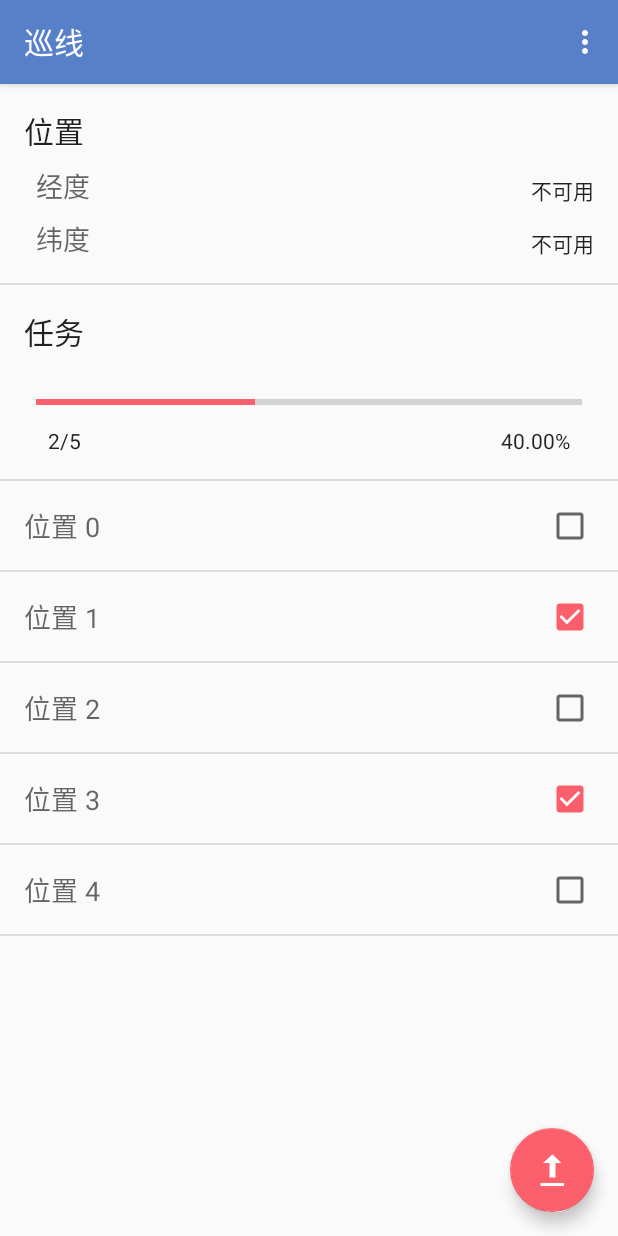
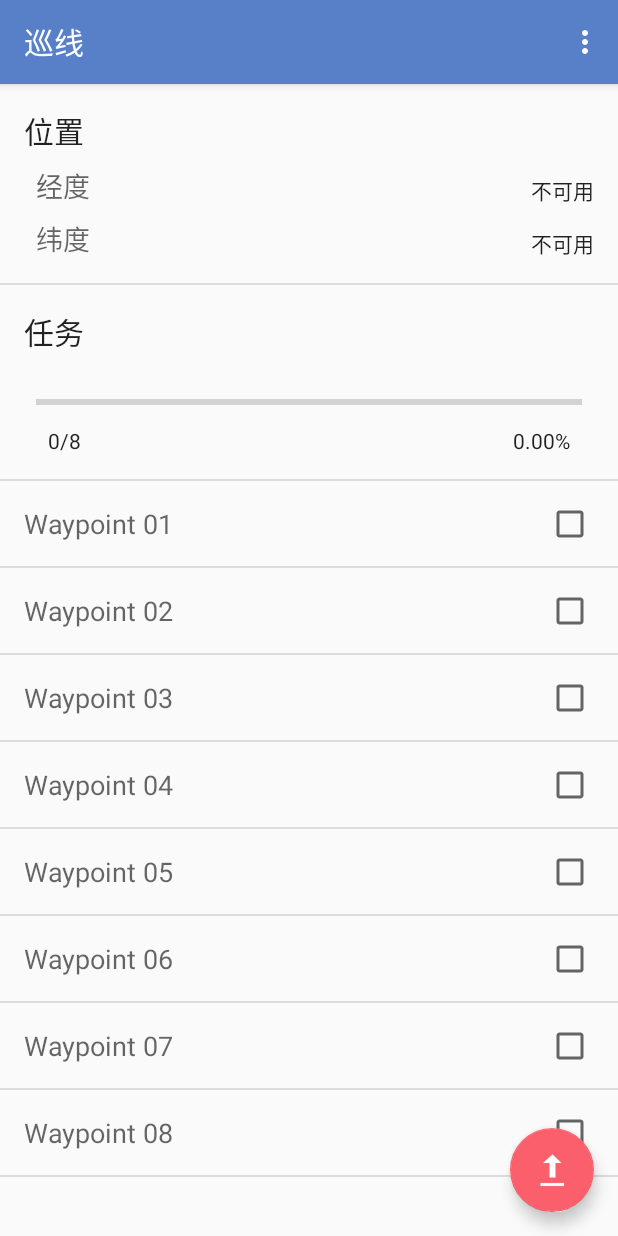
Before and after one commit to lucka-me/LineP, an Android app: the screen it shows after launch (MainActivity), in the options menu, after a tap on "开始", on a phone screen of 412 x 824 dp. Run offline under Robolectric (Android 15) with nearby library versions, the phone set to English and light mode, and no system bars.

Commit message:
Update
- Fixed issues in function decodeGPX, it can work now.
- Test the file writing and reading

```diff
--- a/Android/app/src/main/java/lab/lucka/linep/MainActivity.kt
+++ b/Android/app/src/main/java/lab/lucka/linep/MainActivity.kt
@@ -85,7 +85,7 @@ class MainActivity : AppCompatActivity() {
     }
 
     // MissionManager
-    var mission: MissionManager = MissionManager()
+    var mission: MissionManager = MissionManager(this)
 
     override fun onCreate(savedInstanceState: Bundle?) {
         super.onCreate(savedInstanceState)
--- a/Android/app/src/main/java/lab/lucka/linep/MissionManager.kt
+++ b/Android/app/src/main/java/lab/lucka/linep/MissionManager.kt
@@ -1,32 +1,81 @@
 package lab.lucka.linep
 
 import android.app.AlertDialog
+import android.content.Context
 import android.content.DialogInterface
 import android.location.Location
 import java.io.File
+import java.io.FileOutputStream
+import android.content.Context.MODE_PRIVATE
+import java.nio.charset.Charset
+
 
 /**
  * Created by lucka on 27/1/2018.
  */
 
-class MissionManager() {
+class MissionManager(context: Context) {
 
+    private var context: Context
     var waypointList: ArrayList<Waypoint> = ArrayList(0)
     var isStarted: Boolean = false
 
     init {
-
+        this.context = context
     }
 
     fun start() {
         isStarted = true
+
+        // Download the GPX file from server
+        // Save the GPX file
+        //   Refrence: https://developer.android.com/guide/topics/data/data-storage.html?hl=zh-cn
+        //   Refrence: https://developer.android.com/training/data-storage/files.html#WriteInternalStorage
         // For test only
-        var isChecked = false
-        for (i: Int in 0 until 5) {
-            var waypoint = Waypoint("位置 ${i}", "", isChecked, null)
-            isChecked = !isChecked
-            waypointList.add(waypoint)
-        }
+        val testGPXStr: String = "<?xml version=\"1.0\" encoding=\"UTF-8\"?>\n" +
+                "<gpx xmlns=\"http://www.topografix.com/GPX/1/1\" xmlns:gpsies=\"http://www.gpsies.com/GPX/1/0\" creator=\"GPSies http://www.gpsies.com - GPSies Track\" version=\"1.1\" xmlns:xsi=\"http://www.w3.org/2001/XMLSchema-instance\" xsi:schemaLocation=\"http://www.topografix.com/GPX/1/1 http://www.topografix.com/GPX/1/1/gpx.xsd http://www.gpsies.com/GPX/1/0 http://www.gpsies.com/gpsies.xsd\">\n" +
+                "    <metadata>\n" +
+                "        <name>MissionID</name>\n" +
+                "    </metadata>\n" +
+                "    <wpt lat=\"34.22487014\" lon=\"108.9424628\">\n" +
+                "        <name>Waypoint 01</name>\n" +
+                "        <desc>Description 01</desc>\n" +
+                "    </wpt>\n" +
+                "    <wpt lat=\"34.22402739\" lon=\"108.9424198\">\n" +
+                "        <name>Waypoint 02</name>\n" +
+                "        <desc>Description 02</desc>\n" +
+                "    </wpt>\n" +
+                "    <wpt lat=\"34.22329109\" lon=\"108.9424413\">\n" +
+                "        <name>Waypoint 03</name>\n" +
+                "        <desc>Description 03</desc>\n" +
+                "    </wpt>\n" +
+                "    <wpt lat=\"34.22265236\" lon=\"108.9424306\">\n" +
+                "        <name>Waypoint 04</name>\n" +
+                "        <desc>Description 04</desc>\n" +
+                "    </wpt>\n" +
+                "    <wpt lat=\"34.22202250\" lon=\"108.9423555\">\n" +
+                "        <name>Waypoint 05</name>\n" +
+                "        <desc>Description 05</desc>\n" +
+                "    </wpt>\n" +
+                "    <wpt lat=\"34.22144587\" lon=\"108.9424091\">\n" +
+                "        <name>Waypoint 06</name>\n" +
+                "        <desc>Description 06</desc>\n" +
+                "    </wpt>\n" +
+                "    <wpt lat=\"34.22078051\" lon=\"108.9423984\">\n" +
+                "        <name>Waypoint 07</name>\n" +
+                "        <desc>Description 07</desc>\n" +
+                "    </wpt>\n" +
+                "    <wpt lat=\"34.22013290\" lon=\"108.9424306\">\n" +
+                "        <name>Waypoint 08</name>\n" +
+                "        <desc>Description 08</desc>\n" +
+                "    </wpt>\n" +
+                "</gpx>\n"
+        var filename: String = "MissionID.gpx"
+        var outputFile: File = File(context.filesDir, filename)
+        outputFile.writeText(testGPXStr, Charset.defaultCharset())
+        var inputFile: File = File(context.filesDir, filename)
+        // Decode the GPX file
+        waypointList = decodeGPX(inputFile)
     }
 
     fun stop() {
@@ -55,24 +104,33 @@ class MissionManager() {
         var wptBegin: Boolean = false
 
         for (line in lineList) {
+
             // Scan untill wpt begin
             if (!wptBegin) {
-                if (line.contains("<wpt")) {
+                if (line.contains("")) {
                     wptBegin = true
                 } else {
                     continue
                 }
             }
-            if (line.contains("</wpt lat=")) {
+            if (line.contains("<wpt lat=")) {
                 var locationString: String = line
-                locationString = locationString.replace("</wpt lat=", "")
+                locationString = locationString.replace("<wpt lat=", "")
                 locationString = locationString.replace("lon=", "")
                 locationString = locationString.replace(">", "")
                 locationString = locationString.replace("\"", "")
+                locationString = locationString.trim()
                 var locationStringList: List<String> =  locationString.split(" ")
                 if (locationStringList.size == 2) {
                     location.latitude = locationStringList[0].toDouble()
                     location.longitude = locationStringList[1].toDouble()
+                } else {
+                    val alert = AlertDialog.Builder(context)
+                    alert.setTitle(context.getString(R.string.alert_warning_title))
+                    alert.setMessage(locationString)
+                    alert.setCancelable(false)
+                    alert.setPositiveButton(context.getString(R.string.confirm), null)
+                    alert.show()
                 }
             } else if (line.contains("<name>")) {
                 title = line
@@ -88,6 +146,7 @@ class MissionManager() {
                 continue
             } else if (line.contains("</wpt>")) {
                 var waypoint: Waypoint = Waypoint(title, description, false, location)
+                waypointList.add(waypoint)
                 title = ""
                 description = ""
                 location = Location("")
```
